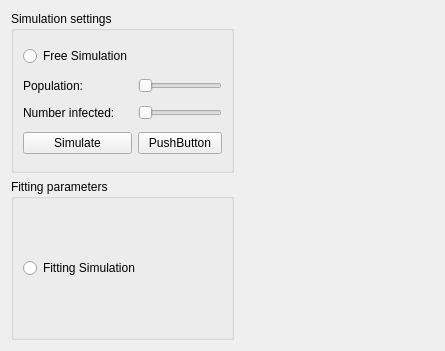
Qt form src/gui/views/simulationViewUi.ui (PyMarc2/virus-propagation-simulator) before a commit.
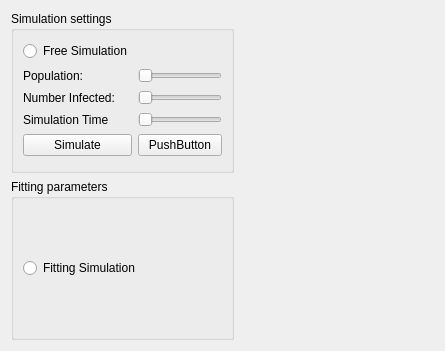
The same form after that commit. Custom widgets are drawn as their Qt base class.

```diff
--- a/src/gui/views/simulationViewUi.ui
+++ b/src/gui/views/simulationViewUi.ui
@@ -36,7 +36,21 @@
       <item row="2" column="0">
        <widget class="QLabel" name="label_2">
         <property name="text">
-         <string>Number infected:</string>
+         <string>Number Infected:</string>
+        </property>
+       </widget>
+      </item>
+      <item row="4" column="0">
+       <widget class="QPushButton" name="pb_simulate">
+        <property name="text">
+         <string>Simulate</string>
+        </property>
+       </widget>
+      </item>
+      <item row="4" column="1">
+       <widget class="QPushButton" name="pushButton_2">
+        <property name="text">
+         <string>PushButton</string>
         </property>
        </widget>
       </item>
@@ -62,16 +76,16 @@
        </widget>
       </item>
       <item row="3" column="0">
-       <widget class="QPushButton" name="pb_simulate">
+       <widget class="QLabel" name="label_3">
         <property name="text">
-         <string>Simulate</string>
+         <string>Simulation Time</string>
         </property>
        </widget>
       </item>
       <item row="3" column="1">
-       <widget class="QPushButton" name="pushButton_2">
-        <property name="text">
-         <string>PushButton</string>
+       <widget class="QSlider" name="horizontalSlider_3">
+        <property name="orientation">
+         <enum>Qt::Horizontal</enum>
         </property>
        </widget>
       </item>
```
